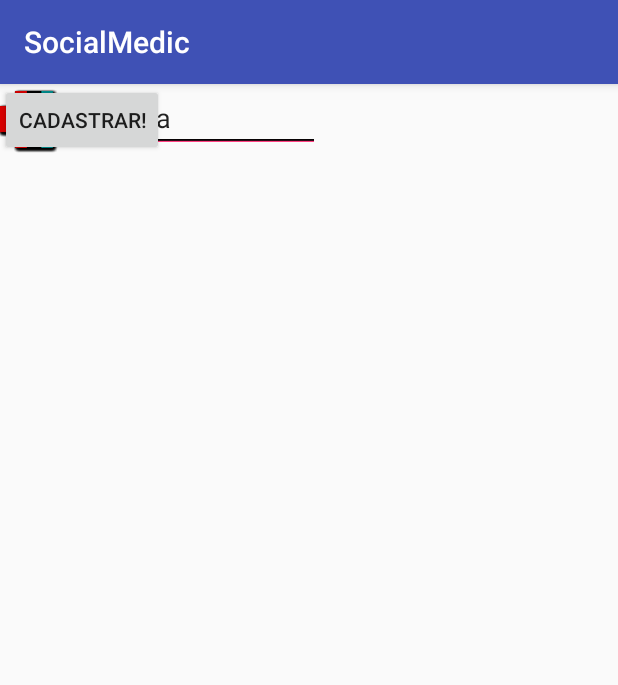
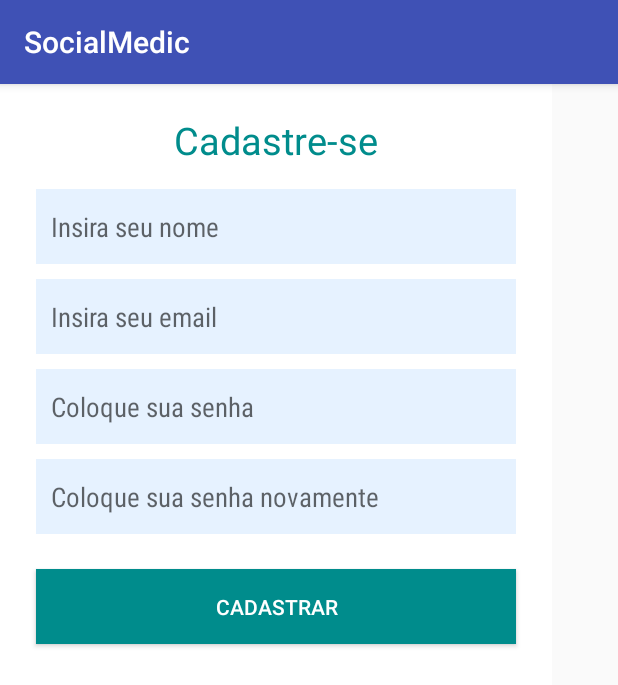
Before and after one commit to AdrianoModa/SocialMedic, an Android app: the TelaCadastro screen opened directly, with no data from a screen before it, on a phone screen of 412 x 824 dp. Shown: the top 685 px of the screen. Run offline under Robolectric (Android 15) with nearby library versions, the phone set to English and light mode, and no system bars.

Commit message:
Inserção de layout relative e correção do layout

```diff
--- a/app/src/main/res/layout/activity_tela_cadastro.xml
+++ b/app/src/main/res/layout/activity_tela_cadastro.xml
@@ -6,118 +6,93 @@
     android:layout_height="match_parent"
     tools:context="com.example.androidc22.socialmedic.TelaCadastro">
 
-    <EditText
-        android:id="@+id/point01"
-        android:layout_width="wrap_content"
-        android:layout_height="wrap_content"
-        android:ems="10"
-        android:inputType="textPersonName"
-        android:text="Nome"
-        tools:ignore="HardcodedText,MissingConstraints"
-        tools:layout_editor_absoluteX="109dp"
-        tools:layout_editor_absoluteY="16dp"
-        tools:text="Nome" />
+    <RelativeLayout
+        android:layout_width="368dp"
+        android:layout_height="495dp"
+        android:background="#fff"
+        tools:layout_editor_absoluteX="9dp"
+        tools:layout_editor_absoluteY="12dp">
 
-    <EditText
-        android:id="@+id/point02"
-        android:layout_width="wrap_content"
-        android:layout_height="wrap_content"
-        android:ems="10"
-        android:inputType="textPersonName"
-        android:text="Senha"
-        tools:ignore="HardcodedText,MissingConstraints"
-        tools:layout_editor_absoluteX="109dp"
-        tools:layout_editor_absoluteY="84dp"
-        tools:text="Senha" />
+        <EditText
+            android:id="@+id/NomeCad"
+            android:layout_width="320dp"
+            android:layout_height="50dp"
+            android:layout_alignParentTop="true"
+            android:layout_centerHorizontal="true"
+            android:layout_marginTop="70dp"
+            android:background="#e6f2ff"
+            android:ems="10"
+            android:fontFamily="sans-serif-condensed"
+            android:hint="Insira seu nome"
+            android:inputType="textPersonName"
+            android:paddingLeft="10dp" />
 
-    <EditText
-        android:id="@+id/point04"
-        android:layout_width="wrap_content"
-        android:layout_height="wrap_content"
-        android:ems="10"
-        android:inputType="textPersonName"
-        android:text="CPF"
-        tools:ignore="HardcodedText,MissingConstraints"
-        tools:layout_editor_absoluteX="109dp"
-        tools:layout_editor_absoluteY="234dp"
-        tools:text="CPF" />
+        <EditText
+            android:id="@+id/EmailCad"
+            android:layout_width="320dp"
+            android:layout_height="50dp"
+            android:layout_alignLeft="@+id/NomeCad"
+            android:layout_alignStart="@+id/NomeCad"
+            android:layout_below="@+id/NomeCad"
+            android:layout_marginTop="10dp"
+            android:background="#e6f2ff"
+            android:ems="10"
+            android:fontFamily="sans-serif-condensed"
+            android:hint="Insira seu email"
+            android:inputType="textPersonName"
+            android:paddingLeft="10dp" />
 
-    <ImageView
-        android:id="@+id/point07"
-        android:layout_width="wrap_content"
-        android:layout_height="wrap_content"
-        app:srcCompat="@mipmap/ic_launcher"
-        tools:ignore="ContentDescription,MissingConstraints"
-        tools:layout_editor_absoluteX="16dp"
-        tools:layout_editor_absoluteY="84dp" />
+        <EditText
+            android:id="@+id/editText12"
+            android:layout_width="320dp"
+            android:layout_height="50dp"
+            android:layout_alignLeft="@+id/editText13"
+            android:layout_alignStart="@+id/editText13"
+            android:layout_below="@+id/editText13"
+            android:layout_marginTop="10dp"
+            android:background="#e6f2ff"
+            android:ems="10"
+            android:fontFamily="sans-serif-condensed"
+            android:hint="Coloque sua senha novamente"
+            android:inputType="textPassword"
+            android:paddingLeft="10dp" />
 
-    <ImageView
-        android:id="@+id/point11"
-        android:layout_width="wrap_content"
-        android:layout_height="wrap_content"
-        app:srcCompat="@mipmap/ic_launcher"
-        tools:ignore="ContentDescription,MissingConstraints"
-        tools:layout_editor_absoluteX="16dp"
-        tools:layout_editor_absoluteY="304dp" />
+        <EditText
+            android:id="@+id/editText13"
+            android:layout_width="320dp"
+            android:layout_height="50dp"
+            android:layout_alignLeft="@+id/EmailCad"
+            android:layout_alignStart="@+id/EmailCad"
+            android:layout_below="@+id/EmailCad"
+            android:layout_marginTop="10dp"
+            android:background="#e6f2ff"
+            android:ems="10"
+            android:fontFamily="sans-serif-condensed"
+            android:hint="Coloque sua senha"
+            android:inputType="textPassword"
+            android:paddingLeft="10dp" />
 
-    <ImageView
-        android:id="@+id/point10"
-        android:layout_width="wrap_content"
-        android:layout_height="wrap_content"
-        app:srcCompat="@mipmap/ic_launcher"
-        tools:ignore="ContentDescription,MissingConstraints"
-        tools:layout_editor_absoluteX="16dp"
-        tools:layout_editor_absoluteY="231dp" />
+        <Button
+            android:id="@+id/button2"
+            android:layout_width="320dp"
+            android:layout_height="50dp"
+            android:layout_below="@+id/editText12"
+            android:layout_centerHorizontal="true"
+            android:layout_marginTop="23dp"
+            android:background="#008C8C"
+            android:text="Cadastrar"
+            android:textColor="#fff" />
 
-    <ImageView
-        android:id="@+id/point06"
-        android:layout_width="wrap_content"
-        android:layout_height="wrap_content"
-        app:srcCompat="@mipmap/ic_launcher"
-        tools:ignore="ContentDescription,MissingConstraints"
-        tools:layout_editor_absoluteX="16dp"
-        tools:layout_editor_absoluteY="16dp" />
+        <TextView
+            android:id="@+id/textView8"
+            android:layout_width="wrap_content"
+            android:layout_height="wrap_content"
+            android:layout_alignParentTop="true"
+            android:layout_centerHorizontal="true"
+            android:layout_marginTop="20dp"
+            android:text="Cadastre-se"
+            android:textColor="#008C8C"
+            android:textSize="25sp" />
 
-    <EditText
-        android:id="@+id/point05"
-        android:layout_width="wrap_content"
-        android:layout_height="wrap_content"
-        android:ems="10"
-        android:inputType="textPersonName"
-        android:text="Email"
-        tools:ignore="HardcodedText,MissingConstraints"
-        tools:layout_editor_absoluteX="109dp"
-        tools:layout_editor_absoluteY="304dp"
-        tools:text="Email" />
-
-    <EditText
-        android:id="@+id/point03"
-        android:layout_width="wrap_content"
-        android:layout_height="wrap_content"
-        android:ems="10"
-        android:inputType="textPersonName"
-        android:text="Repetir senha"
-        tools:ignore="HardcodedText,MissingConstraints"
-        tools:layout_editor_absoluteX="109dp"
-        tools:layout_editor_absoluteY="161dp"
-        tools:text="Repetir senha" />
-
-    <ImageView
-        android:id="@+id/point08"
-        android:layout_width="wrap_content"
-        android:layout_height="wrap_content"
-        app:srcCompat="@mipmap/ic_launcher"
-        tools:ignore="ContentDescription,MissingConstraints"
-        tools:layout_editor_absoluteX="16dp"
-        tools:layout_editor_absoluteY="164dp" />
-
-    <Button
-        android:id="@+id/point12"
-        android:layout_width="wrap_content"
-        android:layout_height="wrap_content"
-        android:text="Cadastrar!"
-        tools:ignore="HardcodedText,MissingConstraints"
-        tools:layout_editor_absoluteX="147dp"
-        tools:layout_editor_absoluteY="415dp"
-        tools:text="Cadastrar!" />
+    </RelativeLayout>
 </android.support.constraint.ConstraintLayout>
```
